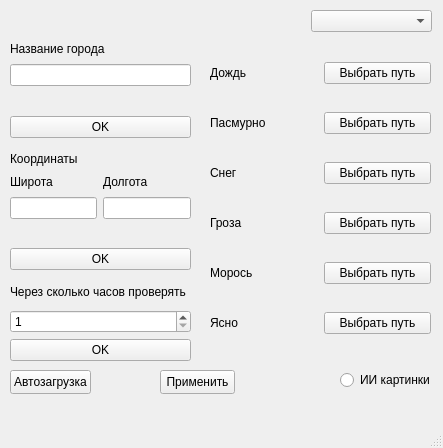
The window that mainWindow.ui (MrDlop/Wall) describes before a commit, drawn with Qt 5.
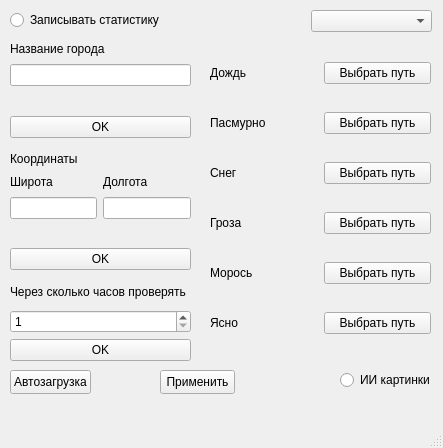
The same window after the commit.

What changed in the file:
```diff
--- a/mainWindow.ui
+++ b/mainWindow.ui
@@ -281,6 +281,19 @@
      </rect>
     </property>
    </widget>
+   <widget class="QRadioButton" name="radioStatic">
+    <property name="geometry">
+     <rect>
+      <x>10</x>
+      <y>10</y>
+      <width>161</width>
+      <height>20</height>
+     </rect>
+    </property>
+    <property name="text">
+     <string>Записывать статистику</string>
+    </property>
+   </widget>
   </widget>
   <widget class="QMenuBar" name="menubar">
    <property name="geometry">
```
